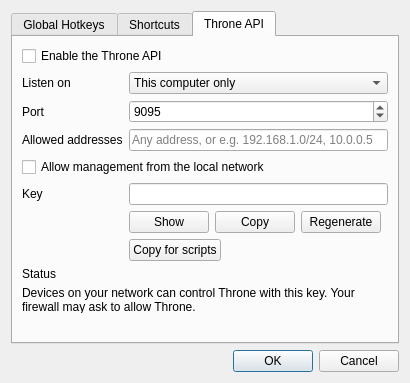
Above: include/ui/setting/dialog_integration.ui from ttrroyy/qThrone before the change. Below: the same form after it.
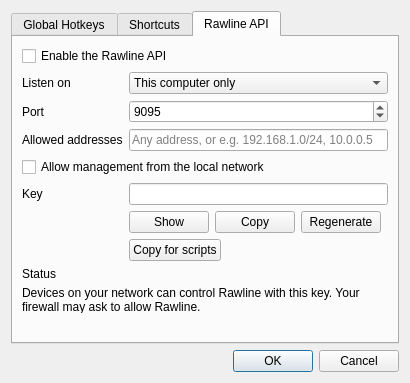
That is the form after the change. The open tabs and pages were chosen to show the change. Custom widgets are drawn as their Qt base class.

Patch:
```diff
--- a/include/ui/setting/dialog_integration.ui
+++ b/include/ui/setting/dialog_integration.ui
@@ -146,13 +146,13 @@
      </widget>
      <widget class="QWidget" name="tab_api">
       <attribute name="title">
-       <string>Throne API</string>
+       <string>Rawline API</string>
       </attribute>
       <layout class="QFormLayout" name="apiLayout">
        <item row="0" column="0" colspan="2">
         <widget class="QCheckBox" name="api_enable">
          <property name="text">
-          <string>Enable the Throne API</string>
+          <string>Enable the Rawline API</string>
          </property>
         </widget>
        </item>
@@ -338,7 +338,7 @@
        <item row="9" column="0" colspan="2">
         <widget class="QLabel" name="api_lan_warning">
          <property name="text">
-          <string>Devices on your network can control Throne with this key. Your firewall may ask to allow Throne.</string>
+          <string>Devices on your network can control Rawline with this key. Your firewall may ask to allow Rawline.</string>
          </property>
          <property name="textFormat">
           <enum>Qt::TextFormat::PlainText</enum>
```
Left out of the diff: 2 changed lines with no effect on the pictures.
